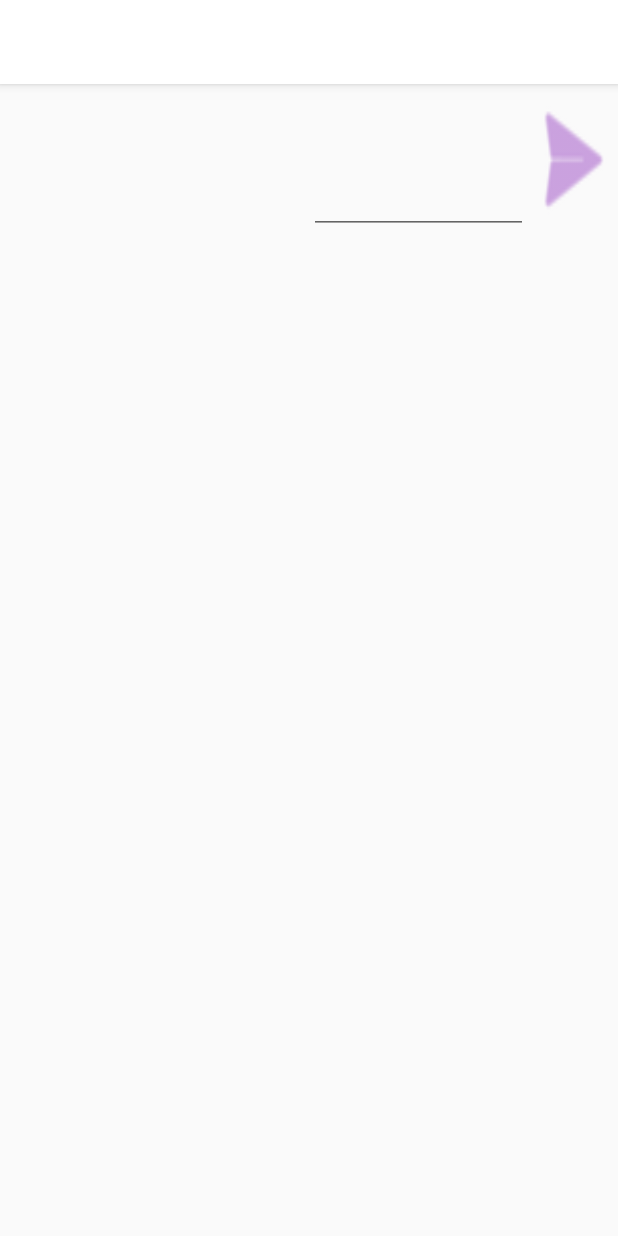
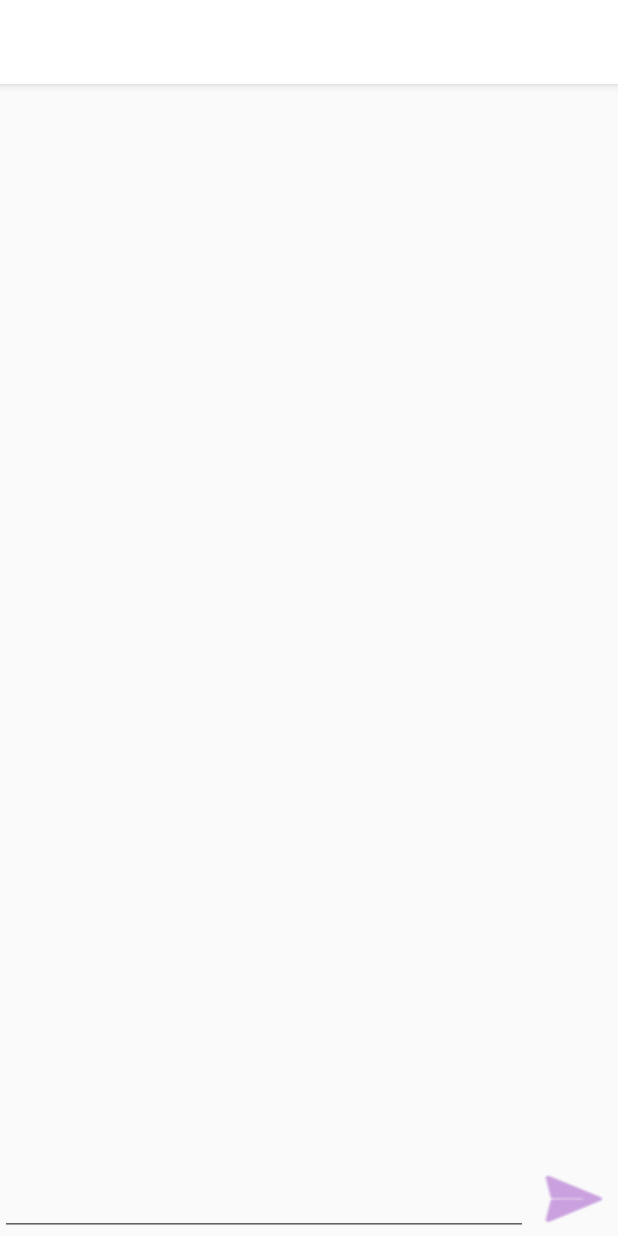
Before and after one commit to mingun0112/2021Gyeongsothon, an Android app: the MainActivity_chat screen opened directly, with no data from a screen before it, on a phone screen of 412 x 824 dp. Run offline under Robolectric (Android 15) with nearby library versions, the phone set to English and light mode, and no system bars; our stand-ins replace Firebase (no records; nobody signed in at launch, a user with empty details on screens opened directly).

Commit message:
Update activity_main_chat.xml

```diff
--- a/LoginUI-Android-master/app/src/main/res/layout/activity_main_chat.xml
+++ b/LoginUI-Android-master/app/src/main/res/layout/activity_main_chat.xml
@@ -1,11 +1,11 @@
 <?xml version="1.0" encoding="utf-8"?>
-<!--androidx.constraintlayout.widget.ConstraintLayout xmlns:android="http://schemas.android.com/apk/res/android"!-->
 <LinearLayout xmlns:android="http://schemas.android.com/apk/res/android"
     xmlns:app="http://schemas.android.com/apk/res-auto"
     xmlns:tools="http://schemas.android.com/tools"
     android:layout_width="match_parent"
     android:layout_height="match_parent"
-    tools:context=".MainActivity_chat">
+    android:orientation="vertical"
+    tools:context=".MainActivity_chat" >
 
     <androidx.recyclerview.widget.RecyclerView
         android:id="@+id/recyclerView"
@@ -17,24 +17,23 @@
     <LinearLayout
         android:layout_width="match_parent"
         android:layout_height="100dp"
-        android:orientation="horizontal"
-        android:layout_weight="1">
+        android:layout_weight="1"
+        android:orientation="horizontal">
+
         <EditText
             android:id="@+id/chatText"
             android:layout_width="match_parent"
             android:layout_height="match_parent"
-            android:layout_weight="1" />
+            android:layout_weight="1"
+            android:inputType=""
+            android:contentDescription="Enter your message"
+            />
 
         <Button
             android:id="@+id/sendButton"
             android:layout_width="60dp"
             android:layout_height="match_parent"
             android:background="@android:drawable/ic_menu_send"
-            app:backgroundTint="@android:color/holo_purple"
-            />
+            app:backgroundTint="@android:color/holo_purple" />
     </LinearLayout>
-
-
 </LinearLayout>
-
-    <!--/androidx.constraintlayout.widget.ConstraintLayout !-->
```
